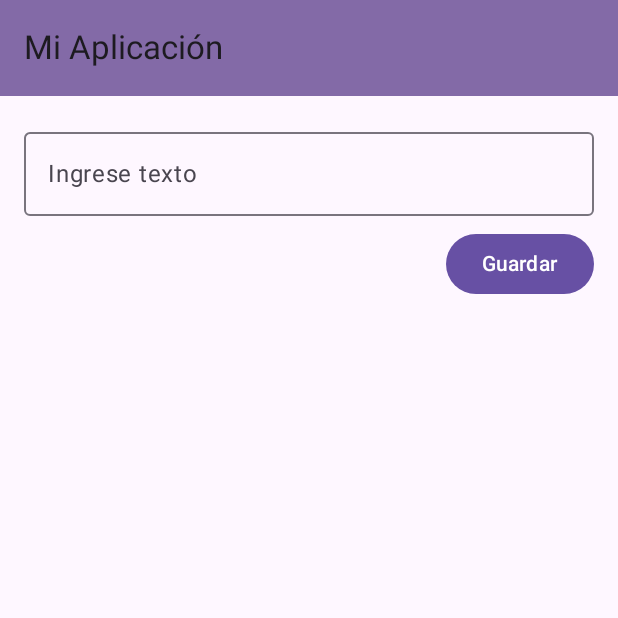
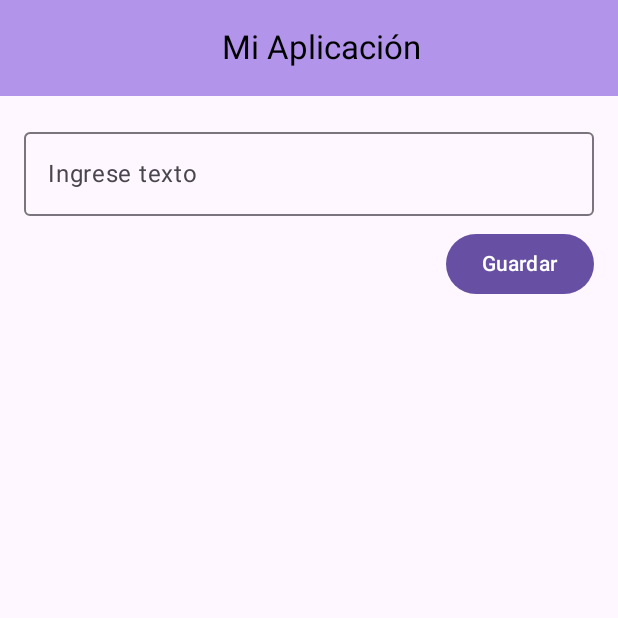
Before and after one commit to Nieve2205/lab04, an Android app built with Jetpack Compose: the screen it shows after launch (MainActivity), on a phone screen of 412 x 824 dp, the top half of it. Run offline under Robolectric (Android 15) with nearby library versions, the phone set to English and light mode, and no system bars.

Commit message:
Agregar estilos al TopAppBar

```diff
--- a/app/src/main/java/com/example/lab04/MainActivity.kt
+++ b/app/src/main/java/com/example/lab04/MainActivity.kt
@@ -37,8 +37,19 @@ fun MyApp() {
     Scaffold(
         topBar = {
             TopAppBar(
-                title = { Text("Mi Aplicación") },
-                colors = TopAppBarDefaults.smallTopAppBarColors(containerColor = Color(0xFF836AA7)),
+                title = {
+                    Box(
+                        modifier = Modifier.fillMaxWidth(),
+                        contentAlignment = Alignment.Center
+                    ) {
+                        Text(
+                            text = "Mi Aplicación",
+                            fontSize = 22.sp,
+                            color = Color.Black
+                        )
+                    }
+                },
+                colors = TopAppBarDefaults.smallTopAppBarColors(containerColor = Color(0xFFB394EB)),
             )
         }
     ) { paddingValues ->
```
